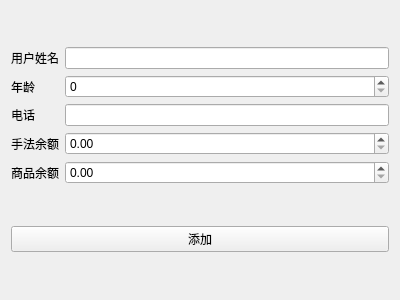
Before: the Qt Designer form Qtdesigners/添加用户充值.ui in zhihao2020/ShopSystem, drawn with Qt 5.
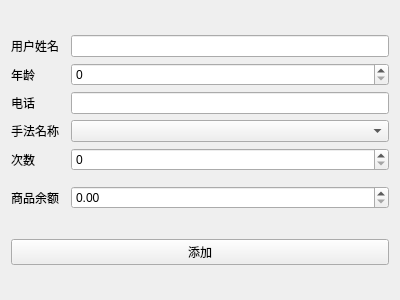
After: the same form once the commit is applied.

Diff of the .ui file:
```diff
--- a/Qtdesigners/添加用户充值.ui
+++ b/Qtdesigners/添加用户充值.ui
@@ -24,11 +24,19 @@
     <layout class="QVBoxLayout" name="verticalLayout">
      <item>
       <layout class="QGridLayout" name="gridLayout">
-       <item row="4" column="2">
-        <widget class="QDoubleSpinBox" name="doubleSpinBox_2"/>
+       <item row="7" column="2">
+        <widget class="QDoubleSpinBox" name="doubleSpinBox_2">
+         <property name="maximum">
+          <double>999999999.000000000000000</double>
+         </property>
+        </widget>
        </item>
-       <item row="3" column="2">
-        <widget class="QDoubleSpinBox" name="doubleSpinBox"/>
+       <item row="4" column="0">
+        <widget class="QLabel" name="label_2">
+         <property name="text">
+          <string>手法名称</string>
+         </property>
+        </widget>
        </item>
        <item row="0" column="0">
         <widget class="QLabel" name="label">
@@ -37,14 +45,7 @@
          </property>
         </widget>
        </item>
-       <item row="3" column="0">
-        <widget class="QLabel" name="label_2">
-         <property name="text">
-          <string>手法余额</string>
-         </property>
-        </widget>
-       </item>
-       <item row="4" column="0">
+       <item row="7" column="0">
         <widget class="QLabel" name="label_5">
          <property name="text">
           <string>商品余额</string>
@@ -74,6 +75,30 @@
          </property>
         </widget>
        </item>
+       <item row="4" column="2">
+        <widget class="QComboBox" name="comboBox"/>
+       </item>
+       <item row="5" column="2">
+        <widget class="QSpinBox" name="spinBox_2">
+         <property name="maximum">
+          <number>99999999</number>
+         </property>
+        </widget>
+       </item>
+       <item row="5" column="0">
+        <widget class="QLabel" name="label_6">
+         <property name="text">
+          <string>次数</string>
+         </property>
+        </widget>
+       </item>
+       <item row="6" column="1">
+        <widget class="Line" name="line">
+         <property name="orientation">
+          <enum>Qt::Horizontal</enum>
+         </property>
+        </widget>
+       </item>
       </layout>
      </item>
      <item>
```
Left out of the diff: 19 changed lines with no effect on the pictures.
